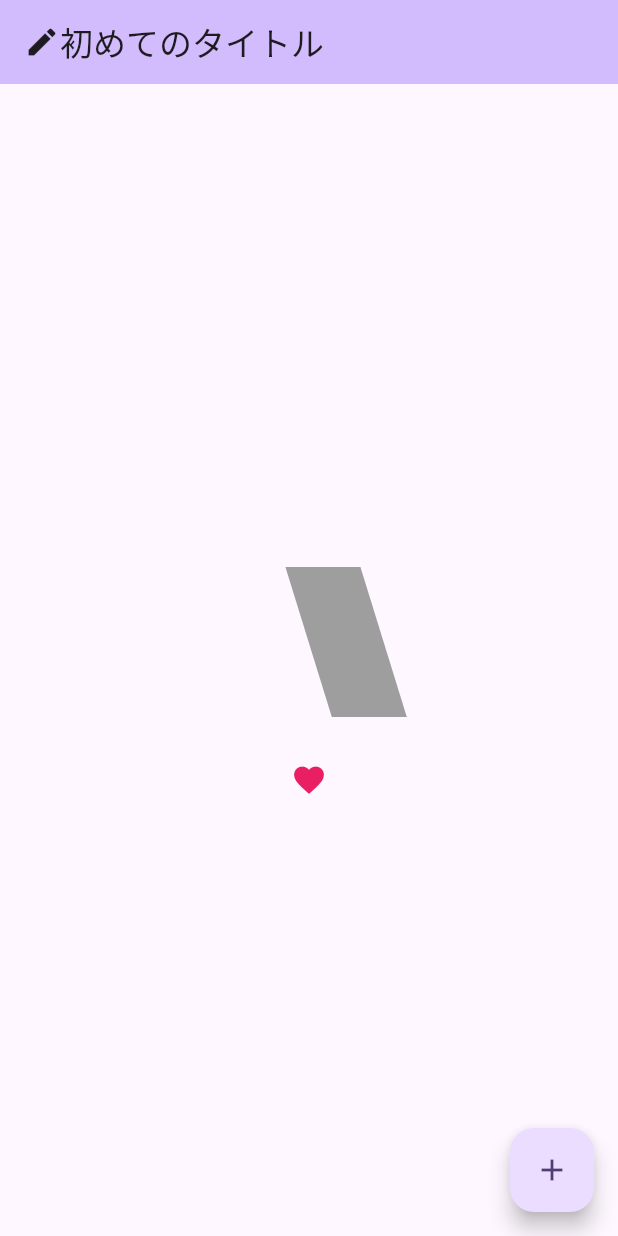
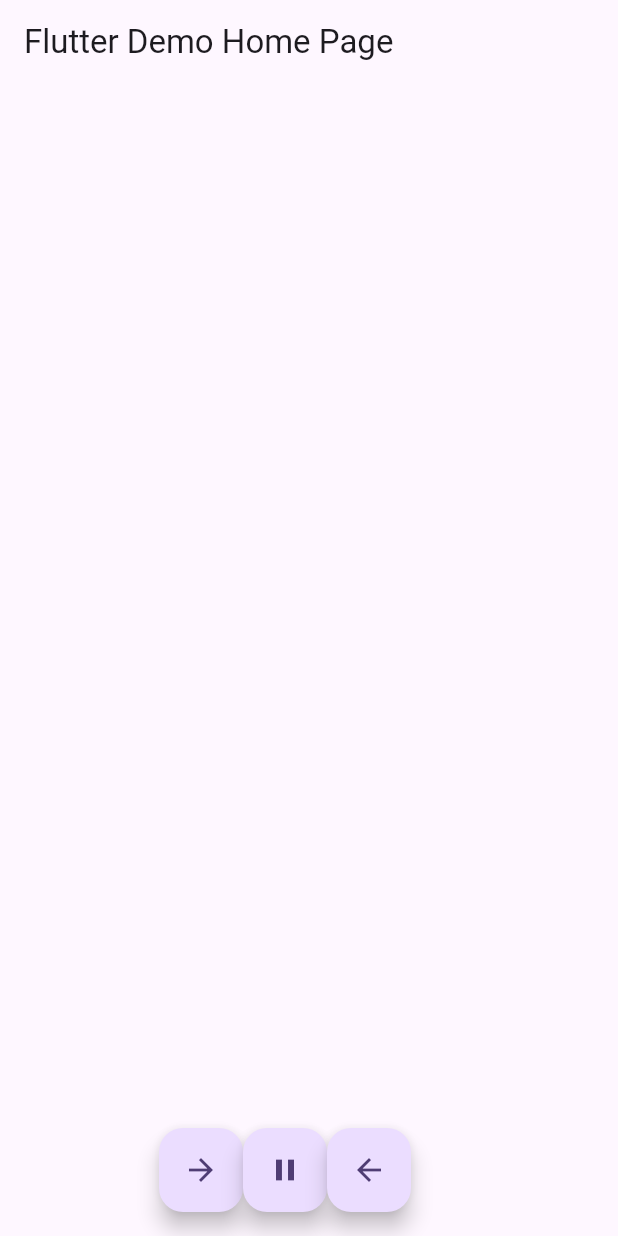
Before and after one commit to koyasaeki/hello_flutter, a Flutter app: the screen it shows after launch, on a phone screen of 412 x 824 dp. Run offline on Flutter 3.47's test engine with Material 3 defaults, Android fonts, the phone set to English and light mode, and no system bars.

Commit message:
update: Flutter のロゴをアニメーションで表示する

```diff
--- a/lib/main.dart
+++ b/lib/main.dart
@@ -31,53 +31,77 @@ class MyHomePage extends StatefulWidget {
   State<MyHomePage> createState() => _MyHomePageState();
 }
 
-class _MyHomePageState extends State<MyHomePage> {
-  bool _flag = false;
+class _MyHomePageState extends State<MyHomePage> with TickerProviderStateMixin {
+  late AnimationController _animationController;
 
-  _click() async {
+  _forward() async {
     setState(() {
-      _flag = !_flag;
+      _animationController.forward();
     });
+  }
+
+  _stop() async {
+    setState(() {
+      _animationController.stop();
+    });
+  }
+
+  _reverse() async {
+    setState(() {
+      _animationController.reverse();
+    });
+  }
+
+  @override
+  void initState() {
+    super.initState();
+    _animationController = AnimationController(
+      vsync: this,
+      duration: const Duration(seconds: 3),
+    );
+  }
+
+  @override
+  void dispose() {
+    _animationController.dispose();
+    super.dispose();
   }
 
   @override
   Widget build(BuildContext context) {
     return Scaffold(
       appBar: AppBar(
-          backgroundColor: Theme.of(context).colorScheme.inversePrimary,
-          title: const Row(
-            children: [
-              Icon(Icons.create),
-              Text('初めてのタイトル'),
-            ],
-          )),
+        title: Text(widget.title),
+      ),
       body: Center(
         child: Column(
           mainAxisAlignment: MainAxisAlignment.center,
           children: <Widget>[
-            AnimatedContainer(
-              duration: const Duration(seconds: 3),
-              width: _flag ? 100 : 50,
-              height: _flag ? 50 : 100,
-              padding:
-                  _flag ? const EdgeInsets.all(0) : const EdgeInsets.all(30),
-              margin:
-                  _flag ? const EdgeInsets.all(0) : const EdgeInsets.all(30),
-              transform: _flag ? Matrix4.skewX(0.0) : Matrix4.skewX(0.3),
-              color: _flag ? Colors.blue : Colors.grey,
-            ),
-            AnimatedSwitcher(
-              duration: const Duration(seconds: 3),
-              child: _flag
-                  ? const Text('なにもない')
-                  : const Icon(Icons.favorite, color: Colors.pink),
+            SizeTransition(
+              sizeFactor: _animationController,
+              child: const Center(
+                child: FlutterLogo(size: 200.0),
+              ),
             ),
           ],
         ),
       ),
-      floatingActionButton: FloatingActionButton(
-        onPressed: _click,
-        child: const Icon(Icons.add),
+      floatingActionButton: Row(
+        mainAxisAlignment: MainAxisAlignment.center,
+        children: [
+          FloatingActionButton(
+            onPressed: _forward,
+            child: const Icon(Icons.arrow_forward),
+          ),
+          FloatingActionButton(
+            onPressed: _stop,
+            child: const Icon(Icons.pause),
+          ),
+          FloatingActionButton(
+            onPressed: _reverse,
+            child: const Icon(Icons.arrow_back),
+          ),
+        ],
       ),
     );
   }
```
